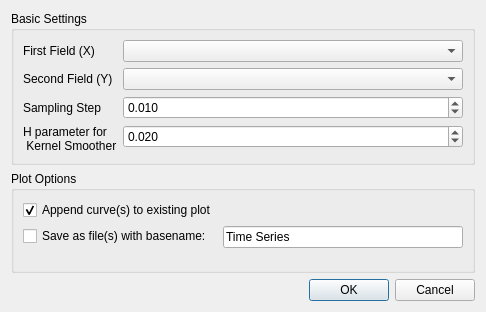
This is qGEO/geoutils/dialogs/ComputeTimeSeriesDlg.ui in luca-penasa/spc as Qt 5 draws it before an edit. The edited form follows.
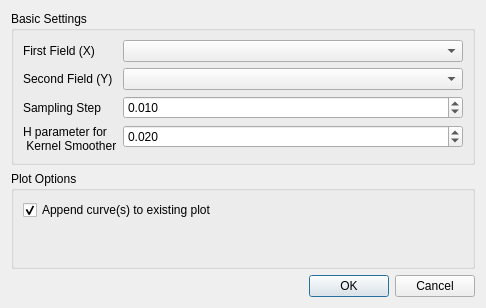
This is the edited form. Custom widgets are drawn as their Qt base class.

The edit to the form file:
```diff
--- a/qGEO/geoutils/dialogs/ComputeTimeSeriesDlg.ui
+++ b/qGEO/geoutils/dialogs/ComputeTimeSeriesDlg.ui
@@ -7,7 +7,7 @@
     <x>0</x>
     <y>0</y>
     <width>486</width>
-    <height>312</height>
+    <height>308</height>
    </rect>
   </property>
   <property name="sizePolicy">
@@ -122,20 +122,6 @@
         </property>
        </widget>
       </item>
-      <item row="1" column="0">
-       <widget class="QCheckBox" name="checkBoxSaveAsFile">
-        <property name="text">
-         <string>Save as file(s) with basename:</string>
-        </property>
-       </widget>
-      </item>
-      <item row="1" column="1">
-       <widget class="QLineEdit" name="lineEditBasename">
-        <property name="text">
-         <string>Time Series</string>
-        </property>
-       </widget>
-      </item>
      </layout>
     </widget>
    </item>
```
Left out of the diff: 22 changed lines with no effect on the pictures.
